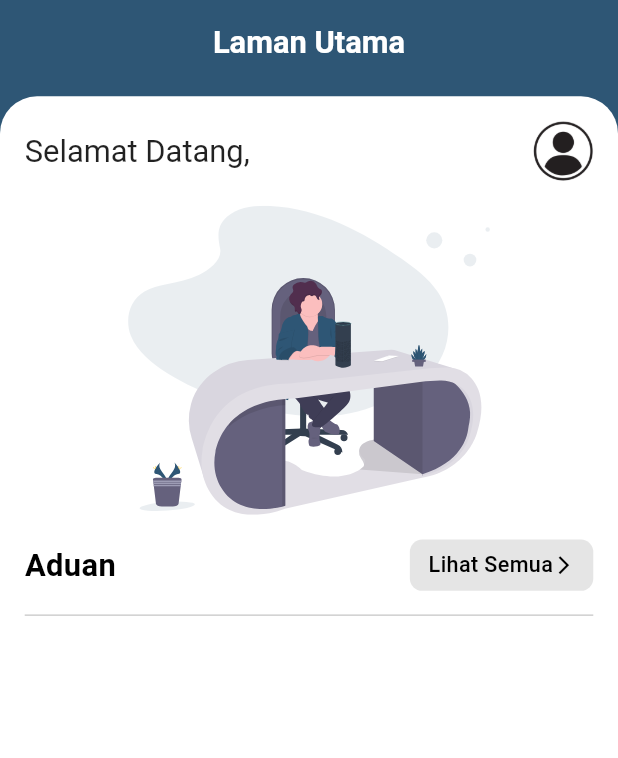
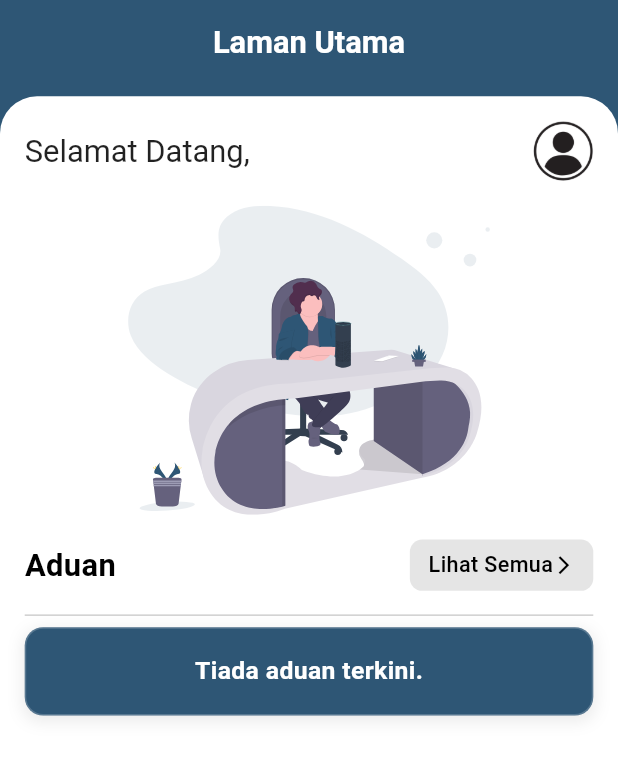
Before and after one commit to aliahmrn/onspot, a Flutter app: the SupervisorHomeScreen screen opened directly, on a phone screen of 412 x 824 dp. Shown: the top 758 px of the screen. Run offline on Flutter 3.47's test engine with Material 3 defaults, Android fonts, the phone set to English and light mode, and no system bars; our stand-ins replace device_info_plus, firebase_core, firebase_messaging, flutter_local_notifications, flutter_riverpod, flutter_svg and 6 more; accounts and stored records are empty; network calls fail.

Commit message:
improve functionality

```diff
--- a/lib/providers/profileedit_provider.dart
+++ b/lib/providers/profileedit_provider.dart
@@ -74,7 +74,7 @@ class ProfileEditNotifier extends StateNotifier<ProfileEditState> {
   final Ref ref;
   final Logger _logger = Logger(); // Logger instance for logging.
   final String defaultProfilePictureUrl =
-      'http://192.168.90.145:8000/storage/profile_pic/default.webp';
+      'http://192.168.184.146:8000/storage/profile_pic/default.webp';
 
   ProfileEditNotifier(this._profileService, this.ref)
       : super(ProfileEditState(
--- a/lib/providers/search_page_provider.dart
+++ b/lib/providers/search_page_provider.dart
@@ -38,7 +38,7 @@ class CleanersNotifier extends StateNotifier<CleanersState> {
   Future<void> fetchCleaners({String? status = 'all'}) async {
     state = CleanersState(isLoading: true); // Set loading state
 
-    const url = 'http://192.168.90.145:8000/api/supervisor/cleaners';
+    const url = 'http://192.168.184.146:8000/api/supervisor/cleaners';
 
     try {
       final prefs = await SharedPreferences.getInstance();
@@ -106,8 +106,8 @@ final cleanerDetailProvider =
   const supabaseKey = 'eyJhbGciOiJIUzI1NiIsInR5cCI6IkpXVCJ9.eyJpc3MiOiJzdXBhYmFzZSIsInJlZiI6ImdoZmNwZGRweXdtYXRoa2hta2ZmIiwicm9sZSI6ImFub24iLCJpYXQiOjE3MzQzMTk5NTcsImV4cCI6MjA0OTg5NTk1N30.pD09VuhLHIjww0hIbCbltJL9IvFyxZZp0ipfcswUIy0';
   final supabaseClient = SupabaseClient(supabaseUrl, supabaseKey);
 
-  final mysqlUserNamesUrl = 'http://192.168.90.145:8000/api/user-names';
-  final mysqlCleanerDetailsUrl = 'http://192.168.90.145:8000/api/supervisor/cleaner/$cleanerId';
+  final mysqlUserNamesUrl = 'http://192.168.184.146:8000/api/user-names';
+  final mysqlCleanerDetailsUrl = 'http://192.168.184.146:8000/api/supervisor/cleaner/$cleanerId';
 
   try {
     // Step 1: Fetch cleaner details from MySQL
--- a/lib/service/auth_service.dart
+++ b/lib/service/auth_service.dart
@@ -7,7 +7,7 @@ import 'package:firebase_messaging/firebase_messaging.dart'; // Firebase Messagi
 import '../utils/device_utils.dart'; // Correctly imported device utility
 
 class AuthService {
-  final String baseUrl = 'http://192.168.90.145:8000/api'; // Your API base URL
+  final String baseUrl = 'http://192.168.184.146:8000/api'; // Your API base URL
   final Logger _logger = Logger(); // Initialize Logger
 
   // Login function for supervisors
--- a/lib/service/complaints_service.dart
+++ b/lib/service/complaints_service.dart
@@ -6,7 +6,7 @@ import 'package:logger/logger.dart';
 
 class ComplaintsService {
   final SupabaseClient _client = Supabase.instance.client;
-  final String baseUrl = 'http://192.168.90.145:8000/api';
+  final String baseUrl = 'http://192.168.184.146:8000/api';
   final Logger logger = Logger();
 
 
--- a/lib/service/notification_service.dart
+++ b/lib/service/notification_service.dart
@@ -18,7 +18,7 @@ class NotificationService {
   final FlutterLocalNotificationsPlugin _flutterLocalNotificationsPlugin =
       FlutterLocalNotificationsPlugin();
 
-  final String apiBaseUrl = "http://192.168.90.145:8000/api"; // Replace with your backend URL
+  final String apiBaseUrl = "http://192.168.184.146:8000/api"; // Replace with your backend URL
   final Logger _logger = Logger(); // Initialize a logger instance
 
   Future<void> initialize() async {
--- a/lib/service/profile_service.dart
+++ b/lib/service/profile_service.dart
@@ -3,7 +3,7 @@ import 'dart:convert';
 import 'package:logger/logger.dart';
 
 class ProfileService {
-  final String baseUrl = 'http://192.168.90.145:8000/api';
+  final String baseUrl = 'http://192.168.184.146:8000/api';
   final Logger _logger = Logger();
 
   Future<Map<String, dynamic>> fetchProfile(String token) async {
--- a/lib/supervisor/complaints.dart
+++ b/lib/supervisor/complaints.dart
@@ -48,7 +48,7 @@ class ComplaintPage extends ConsumerWidget {
           error: (error, _) => Center(child: Text('Error: $error')),
           data: (complaints) {
             if (complaints.isEmpty) {
-              return const Center(child: Text('Tiada aduan lagi.'));
+              return const Center(child: Text('Tiada aduan terkini.'));
             }
 
             // Sort complaints by date in descending order
--- a/lib/supervisor/homescreen.dart
+++ b/lib/supervisor/homescreen.dart
@@ -202,13 +202,30 @@ class SupervisorHomeScreen extends ConsumerWidget {
                         ),
                         data: (complaint) {
                           if (complaint == null) {
-                            return Center(
+                            // 🆕 Show "Tiada aduan terkini." inside a complaint card
+                            return Container(
+                              padding: EdgeInsets.all(screenWidth * 0.04),
+                              decoration: BoxDecoration(
+                                color: primaryColor,
+                                borderRadius: BorderRadius.circular(screenWidth * 0.03),
+                                border: Border.all(color: onPrimaryColor.withOpacity(0.2), width: 1),
+                                boxShadow: [
+                                  BoxShadow(
+                                    color: Colors.grey.withOpacity(0.2),
+                                    spreadRadius: screenWidth * 0.003,
+                                    blurRadius: screenWidth * 0.02,
+                                    offset: Offset(0, screenHeight * 0.003),
+                                  ),
+                                ],
+                              ),
+                              child: Center(
                                 child: Text(
-                                'Tiada aduan.',
+                                  'Tiada aduan terkini.',
                                   style: TextStyle(
                                     fontSize: screenWidth * 0.04,
                                     fontWeight: FontWeight.bold,
                                     color: onPrimaryColor,
+                                  ),
                                 ),
                               ),
                             );
```
Lines whose indentation alone changed are shown as unchanged.
